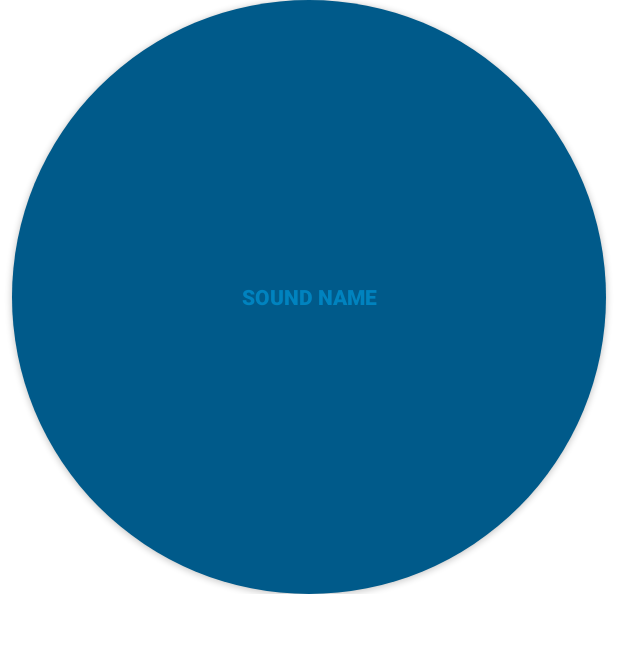
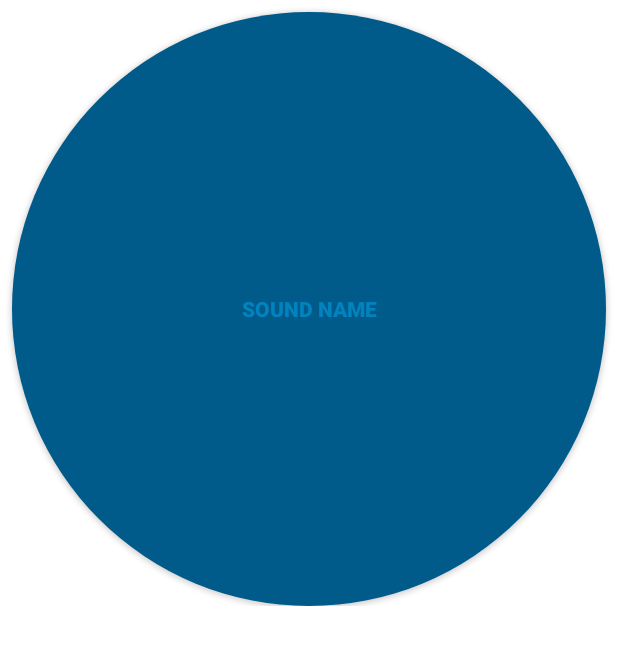
Before and after one commit to kmvdata/BeatBox, an Android app: the layout list_item_sound.xml on its own in the app's theme, with its tools: preview values and no code run, on a phone screen of 412 x 824 dp. Shown: the top 645 px of the screen. Run offline under Robolectric (Android 15) with nearby library versions, the phone set to English and light mode, and no system bars.

Commit message:
update layout_constraintEnd_to???Of

```diff
--- a/app/src/main/res/layout/list_item_sound.xml
+++ b/app/src/main/res/layout/list_item_sound.xml
@@ -24,7 +24,9 @@
             android:onClick="@{(view) -> viewModel.onButtonClick()}"
             android:text="@{viewModel.title}"
             app:layout_constraintDimensionRatio="1:1"
-            tools:ignore="MissingConstraints"
+            app:layout_constraintEnd_toEndOf="parent"
+            app:layout_constraintStart_toStartOf="parent"
+            app:layout_constraintTop_toTopOf="parent"
             tools:text="Sound name" />
     </androidx.constraintlayout.widget.ConstraintLayout>
 </layout>
```
